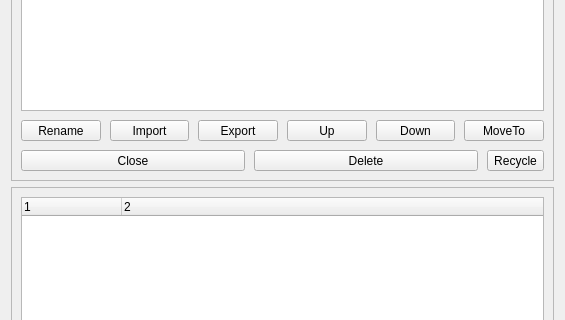
First picture: the form in src/Notes/NotesList.ui, repository ic005k/Knot-Legacy, before the edit; both pictures show x 0 to 565 and y 299 to 619 of the 565 by 759 pixel window.
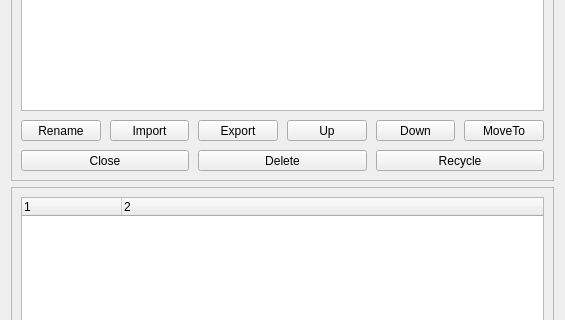
Second picture: the form after the edit. Icons and pictures are not drawn.

```diff
--- a/src/Notes/NotesList.ui
+++ b/src/Notes/NotesList.ui
@@ -314,6 +314,16 @@
           <property name="text">
            <string>Close</string>
           </property>
+          <property name="icon">
+           <iconset resource="../../res.qrc">
+            <normaloff>:/res/back_l.png</normaloff>:/res/back_l.png</iconset>
+          </property>
+          <property name="iconSize">
+           <size>
+            <width>28</width>
+            <height>28</height>
+           </size>
+          </property>
           <property name="shortcut">
            <string>Esc</string>
           </property>
@@ -330,13 +340,39 @@
           <property name="text">
            <string>Delete</string>
           </property>
+          <property name="icon">
+           <iconset resource="../../res.qrc">
+            <normaloff>:/res/del.png</normaloff>:/res/del.png</iconset>
+          </property>
+          <property name="iconSize">
+           <size>
+            <width>28</width>
+            <height>28</height>
+           </size>
+          </property>
          </widget>
         </item>
         <item>
          <widget class="QToolButton" name="btnRecycle">
+          <property name="sizePolicy">
+           <sizepolicy hsizetype="Preferred" vsizetype="Fixed">
+            <horstretch>0</horstretch>
+            <verstretch>0</verstretch>
+           </sizepolicy>
+          </property>
           <property name="text">
            <string>Recycle</string>
           </property>
+          <property name="icon">
+           <iconset resource="../../res.qrc">
+            <normaloff>:/res/del.svg</normaloff>:/res/del.svg</iconset>
+          </property>
+          <property name="iconSize">
+           <size>
+            <width>28</width>
+            <height>28</height>
+           </size>
+          </property>
          </widget>
         </item>
        </layout>
```
Left out of the diff: 64 changed lines with no effect on the pictures.
